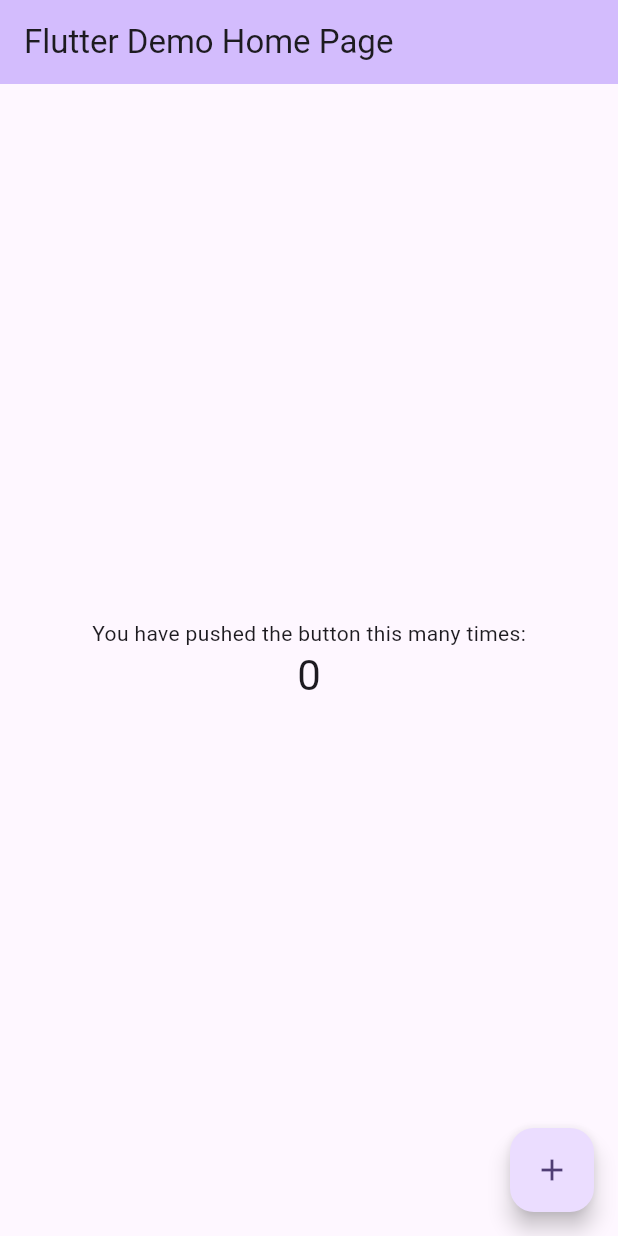
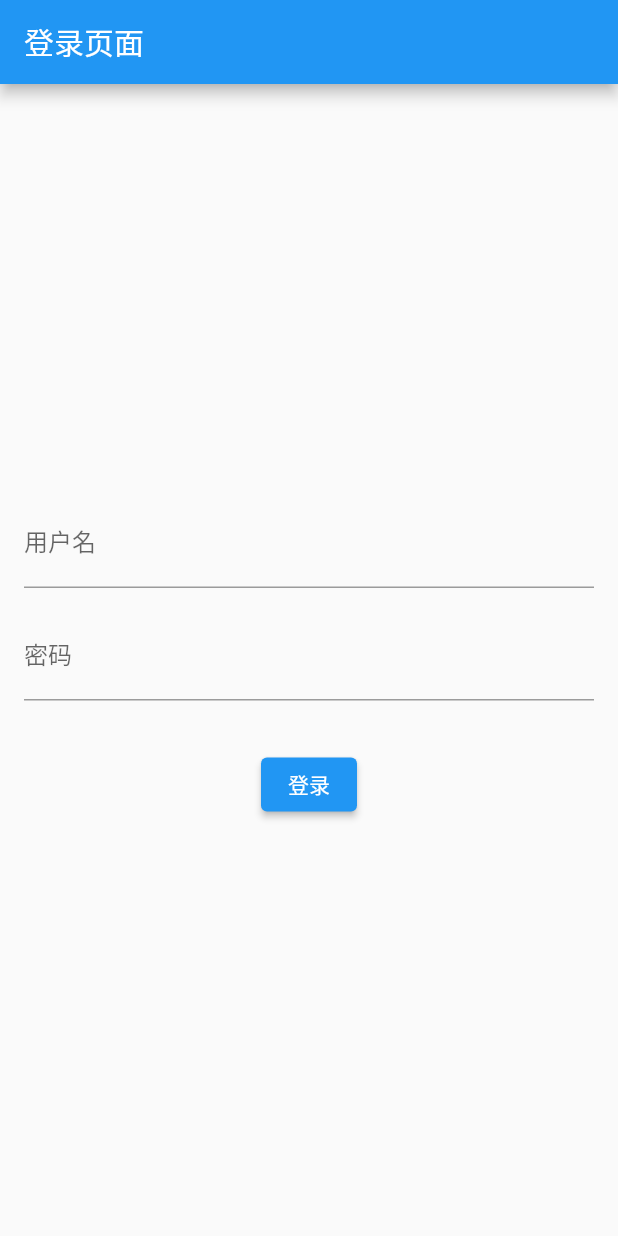
Before and after one commit to youailee/login, a Flutter app: the screen it shows after launch, on a phone screen of 412 x 824 dp. Run offline on Flutter 3.47's test engine with Material 2 defaults, Android fonts, the phone set to English and light mode, and no system bars.

Commit message:
初始化

```diff
--- a/lib/main.dart
+++ b/lib/main.dart
@@ -1,125 +1,68 @@
 import 'package:flutter/material.dart';
 
-void main() {
-  runApp(const MyApp());
-}
+void main() => runApp(LoginApp());
 
-class MyApp extends StatelessWidget {
-  const MyApp({super.key});
-
-  // This widget is the root of your application.
+class LoginApp extends StatelessWidget {
   @override
   Widget build(BuildContext context) {
     return MaterialApp(
-      title: 'Flutter Demo',
-      theme: ThemeData(
-        // This is the theme of your application.
-        //
-        // TRY THIS: Try running your application with "flutter run". You'll see
-        // the application has a blue toolbar. Then, without quitting the app,
-        // try changing the seedColor in the colorScheme below to Colors.green
-        // and then invoke "hot reload" (save your changes or press the "hot
-        // reload" button in a Flutter-supported IDE, or press "r" if you used
-        // the command line to start the app).
-        //
-        // Notice that the counter didn't reset back to zero; the application
-        // state is not lost during the reload. To reset the state, use hot
-        // restart instead.
-        //
-        // This works for code too, not just values: Most code changes can be
-        // tested with just a hot reload.
-        colorScheme: ColorScheme.fromSeed(seedColor: Colors.deepPurple),
-        useMaterial3: true,
-      ),
-      home: const MyHomePage(title: 'Flutter Demo Home Page'),
+      home: LoginPage(),
     );
   }
 }
 
-class MyHomePage extends StatefulWidget {
-  const MyHomePage({super.key, required this.title});
-
-  // This widget is the home page of your application. It is stateful, meaning
-  // that it has a State object (defined below) that contains fields that affect
-  // how it looks.
-
-  // This class is the configuration for the state. It holds the values (in this
-  // case the title) provided by the parent (in this case the App widget) and
-  // used by the build method of the State. Fields in a Widget subclass are
-  // always marked "final".
-
-  final String title;
-
+class LoginPage extends StatefulWidget {
   @override
-  State<MyHomePage> createState() => _MyHomePageState();
+  _LoginPageState createState() => _LoginPageState();
 }
 
-class _MyHomePageState extends State<MyHomePage> {
-  int _counter = 0;
+class _LoginPageState extends State<LoginPage> {
+  TextEditingController usernameController = TextEditingController();
+  TextEditingController passwordController = TextEditingController();
 
-  void _incrementCounter() {
-    setState(() {
-      // This call to setState tells the Flutter framework that something has
-      // changed in this State, which causes it to rerun the build method below
-      // so that the display can reflect the updated values. If we changed
-      // _counter without calling setState(), then the build method would not be
-      // called again, and so nothing would appear to happen.
-      _counter++;
-    });
+  void _login() {
+    // 在这里实现登录逻辑
+    String username = usernameController.text;
+    String password = passwordController.text;
+
+    // 这里可以根据用户名和密码执行登录验证，跳转到下一个页面等操作
   }
 
   @override
   Widget build(BuildContext context) {
-    // This method is rerun every time setState is called, for instance as done
-    // by the _incrementCounter method above.
-    //
-    // The Flutter framework has been optimized to make rerunning build methods
-    // fast, so that you can just rebuild anything that needs updating rather
-    // than having to individually change instances of widgets.
     return Scaffold(
       appBar: AppBar(
-        // TRY THIS: Try changing the color here to a specific color (to
-        // Colors.amber, perhaps?) and trigger a hot reload to see the AppBar
-        // change color while the other colors stay the same.
-        backgroundColor: Theme.of(context).colorScheme.inversePrimary,
-        // Here we take the value from the MyHomePage object that was created by
-        // the App.build method, and use it to set our appbar title.
-        title: Text(widget.title),
+        title: Text('登录页面'),
       ),
       body: Center(
-        // Center is a layout widget. It takes a single child and positions it
-        // in the middle of the parent.
+        child: Padding(
+          padding: const EdgeInsets.all(16.0),
           child: Column(
-          // Column is also a layout widget. It takes a list of children and
-          // arranges them vertically. By default, it sizes itself to fit its
-          // children horizontally, and tries to be as tall as its parent.
-          //
-          // Column has various properties to control how it sizes itself and
-          // how it positions its children. Here we use mainAxisAlignment to
-          // center the children vertically; the main axis here is the vertical
-          // axis because Columns are vertical (the cross axis would be
-          // horizontal).
-          //
-          // TRY THIS: Invoke "debug painting" (choose the "Toggle Debug Paint"
-          // action in the IDE, or press "p" in the console), to see the
-          // wireframe for each widget.
             mainAxisAlignment: MainAxisAlignment.center,
             children: <Widget>[
-            const Text(
-              'You have pushed the button this many times:',
+              TextField(
+                controller: usernameController,
+                decoration: InputDecoration(
+                  labelText: '用户名',
                 ),
-            Text(
-              '$_counter',
-              style: Theme.of(context).textTheme.headlineMedium,
+              ),
+              SizedBox(height: 16.0),
+              TextField(
+                controller: passwordController,
+                obscureText: true, // 密码输入
+                decoration: InputDecoration(
+                  labelText: '密码',
+                ),
+              ),
+              SizedBox(height: 32.0),
+              ElevatedButton(
+                onPressed: _login,
+                child: Text('登录'),
               ),
             ],
           ),
         ),
-      floatingActionButton: FloatingActionButton(
-        onPressed: _incrementCounter,
-        tooltip: 'Increment',
-        child: const Icon(Icons.add),
-      ), // This trailing comma makes auto-formatting nicer for build methods.
+      ),
     );
   }
 }
```
Lines whose indentation alone changed are shown as unchanged.
